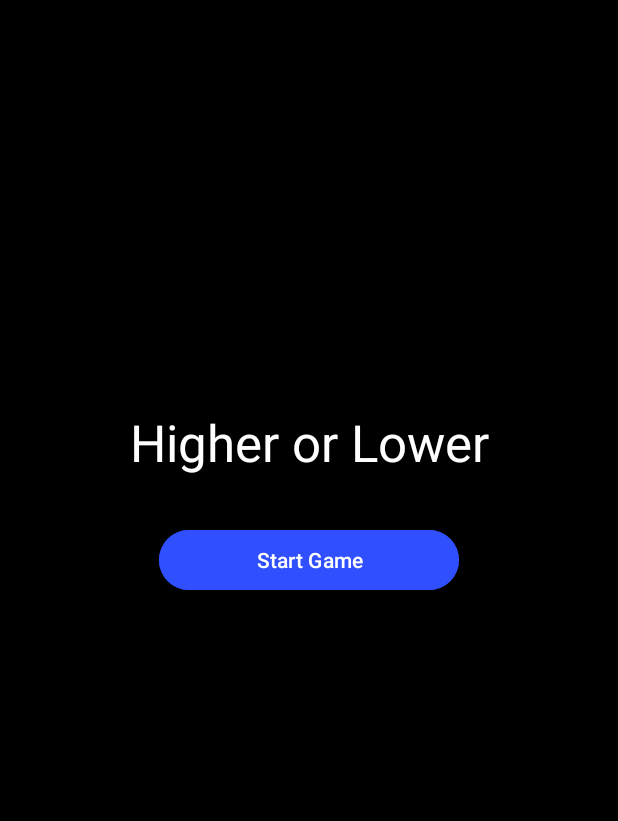
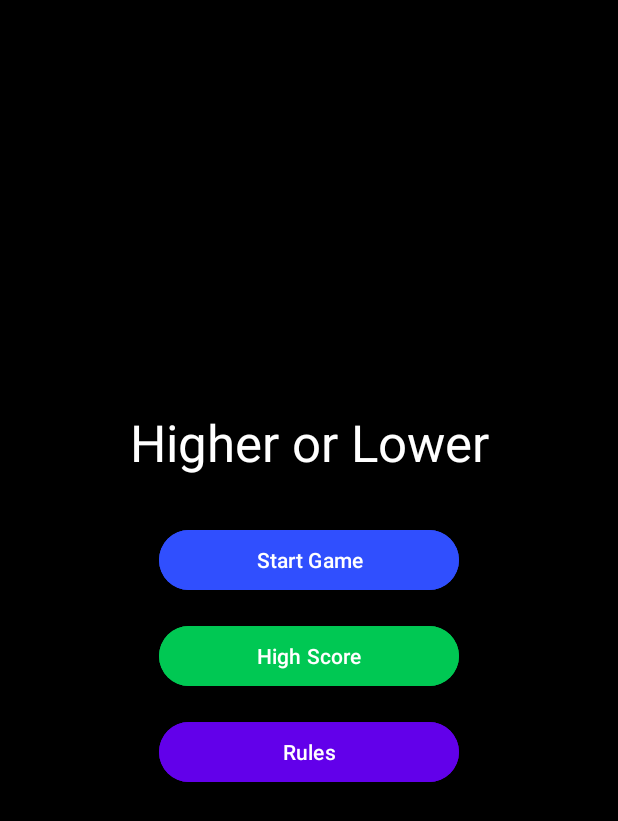
Before and after one commit to Pinar1987/higher-or-lower-game, an Android app: the screen it shows after launch (MainActivity), on a phone screen of 412 x 824 dp. Shown: the top 821 px of the screen. Run offline under Robolectric (Android 15) with nearby library versions, the phone set to English and light mode, and no system bars.

Commit message:
feat: Add main menu buttons
Adds "Start Game", "High Score", and "Rules" buttons to the main activity screen. Basic click listeners are implemented for each button.

```diff
--- a/app/src/main/java/com/example/higher_or_lower_game/MainActivity.kt
+++ b/app/src/main/java/com/example/higher_or_lower_game/MainActivity.kt
@@ -1,6 +1,7 @@
 package com.example.higher_or_lower_game
 
 import android.os.Bundle
+import android.widget.Button
 import androidx.activity.enableEdgeToEdge
 import androidx.appcompat.app.AppCompatActivity
 import androidx.core.view.ViewCompat
@@ -16,5 +17,20 @@ class MainActivity : AppCompatActivity() {
             v.setPadding(systemBars.left, systemBars.top, systemBars.right, systemBars.bottom)
             insets
         }
+
+        val startGameButton = findViewById<Button>(R.id.startGameButton)
+        startGameButton.setOnClickListener {
+            startActivity(intent)
+        }
+
+        val rulesButton = findViewById<Button>(R.id.rulesButton)
+        rulesButton.setOnClickListener {
+            startActivity(intent)
+        }
+
+        val highScoreButton = findViewById<Button>(R.id.highScoreButton)
+        highScoreButton.setOnClickListener {
+            startActivity(intent)
+        }
     }
 }
--- a/app/src/main/res/layout/activity_main.xml
+++ b/app/src/main/res/layout/activity_main.xml
@@ -31,4 +31,33 @@
         app:layout_constraintStart_toStartOf="parent"
         app:layout_constraintTop_toTopOf="parent"
         app:layout_constraintVertical_bias="0.45" />
+
+    <Button
+        android:id="@+id/highScoreButton"
+        android:layout_width="200dp"
+        android:layout_height="wrap_content"
+        android:layout_marginTop="16dp"
+        android:backgroundTint="#00C853"
+        android:text="@string/high_score"
+        android:textAllCaps="false"
+        android:textColor="@android:color/white"
+        app:layout_constraintEnd_toEndOf="parent"
+        app:layout_constraintStart_toStartOf="parent"
+        app:layout_constraintTop_toBottomOf="@+id/startGameButton" />
+
+    <Button
+        android:id="@+id/rulesButton"
+        android:layout_width="200dp"
+        android:layout_height="wrap_content"
+        android:layout_marginTop="16dp"
+        android:backgroundTint="#6200EA"
+        android:text="@string/rules"
+        android:textAllCaps="false"
+        android:textColor="@android:color/white"
+        app:layout_constraintEnd_toEndOf="parent"
+        app:layout_constraintStart_toStartOf="parent"
+        app:layout_constraintTop_toBottomOf="@+id/highScoreButton" />
+
+
+
 </androidx.constraintlayout.widget.ConstraintLayout>
--- a/app/src/main/res/values/strings.xml
+++ b/app/src/main/res/values/strings.xml
@@ -4,6 +4,6 @@
     <!-- Main Activity -->
     <string name="main_title">Higher or Lower</string>
     <string name="start_game">Start Game</string>
-    <string name="highscore">Highscore</string>
+    <string name="high_score">High Score</string>
     <string name="rules">Rules</string>
 </resources>
```
